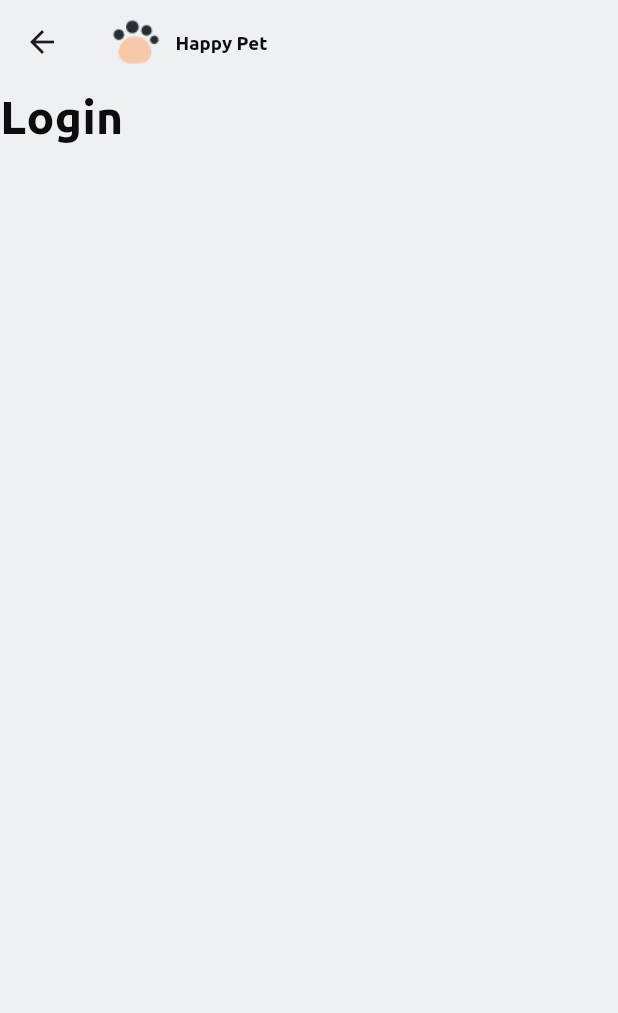
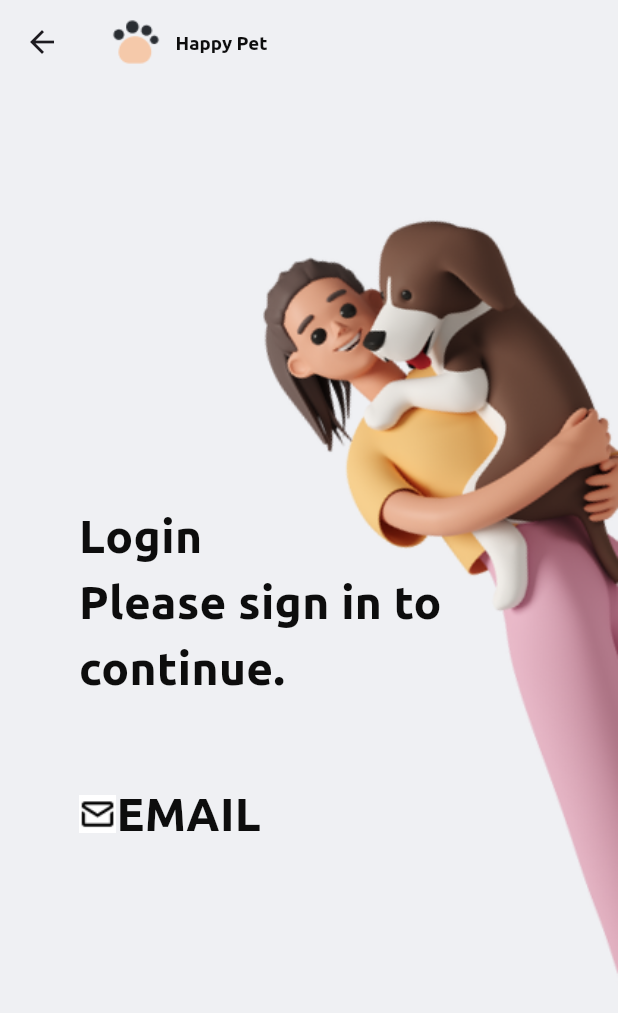
Before and after one commit to Juliiiis/VkTest, a Flutter app: the AuthScreen screen opened by its route, on a phone screen of 412 x 824 dp. Shown: the top 1013 px of the screen. Run offline on Flutter 3.47's test engine with Material 3 defaults, Android fonts, the light colour scheme and no system bars; our stand-ins replace flutter_screenutil.

Commit message:
stack and layout fix

```diff
--- a/lib/features/auth/view/auth_screen.dart
+++ b/lib/features/auth/view/auth_screen.dart
@@ -1,6 +1,7 @@
 import 'package:flutter/material.dart';
 import 'package:flutter_screenutil/flutter_screenutil.dart';
 import 'package:vk/ui_kit/images/images.dart';
+import 'package:vk/ui_kit/tokens/icons/pet_icons.dart';
 
 class AuthScreen extends StatefulWidget {
   const AuthScreen({super.key});
@@ -32,16 +33,34 @@ class _AuthScreenState extends State<AuthScreen> {
       ),
       body: Stack(
         children: [
-          Positioned(
-            left: 187,
-            right: 0,
-            child: SizedBox(
-              width: 368.w,
-              height: 699.h,
-              child: const Image(image: Images.girlWithDog),
+          const Align(
+            alignment: Alignment.topRight,
+            child: Image(
+              image: Images.girlWithDog,
             ),
           ),
+          Padding(
+            padding: EdgeInsets.only(
+              left: 60.h,
+              top: 319.h,
+            ),
+            child: Column(
+              crossAxisAlignment: CrossAxisAlignment.start,
+              children: [
                 const Text('Login'),
+                const Text('Please sign in to continue.'),
+                SizedBox(height: 61.h),
+                const Row(
+                  children: [
+                    Image(
+                      image: PetIcons.email,
+                    ),
+                    Text('EMAIL'),
+                  ],
+                ),
+              ],
+            ),
+          ),
         ],
       ),
     );
```
Lines whose indentation alone changed are shown as unchanged.
